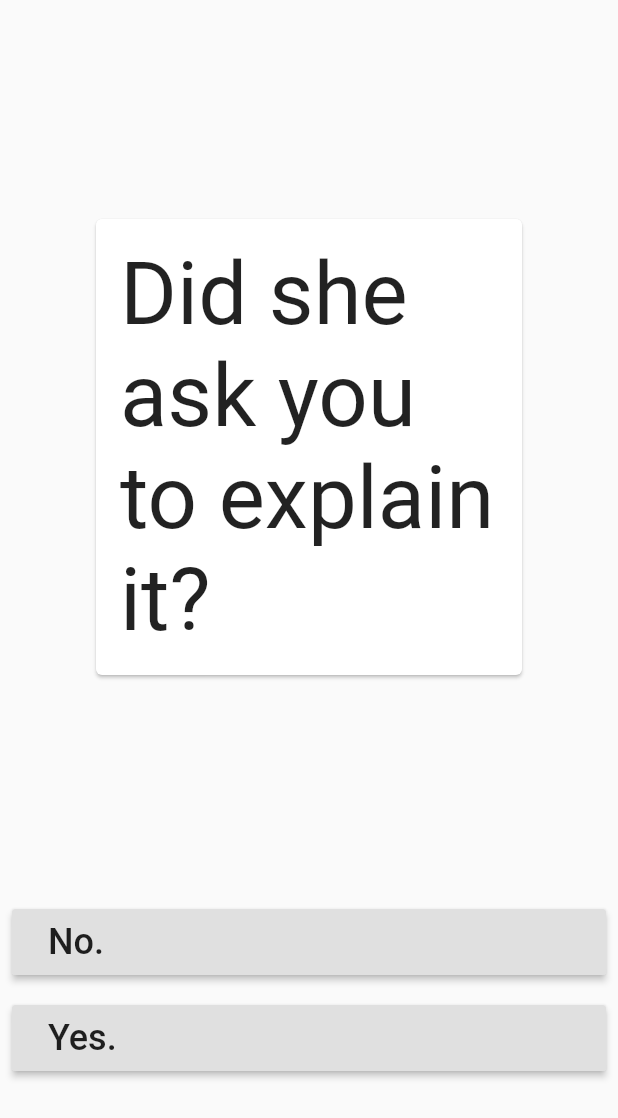
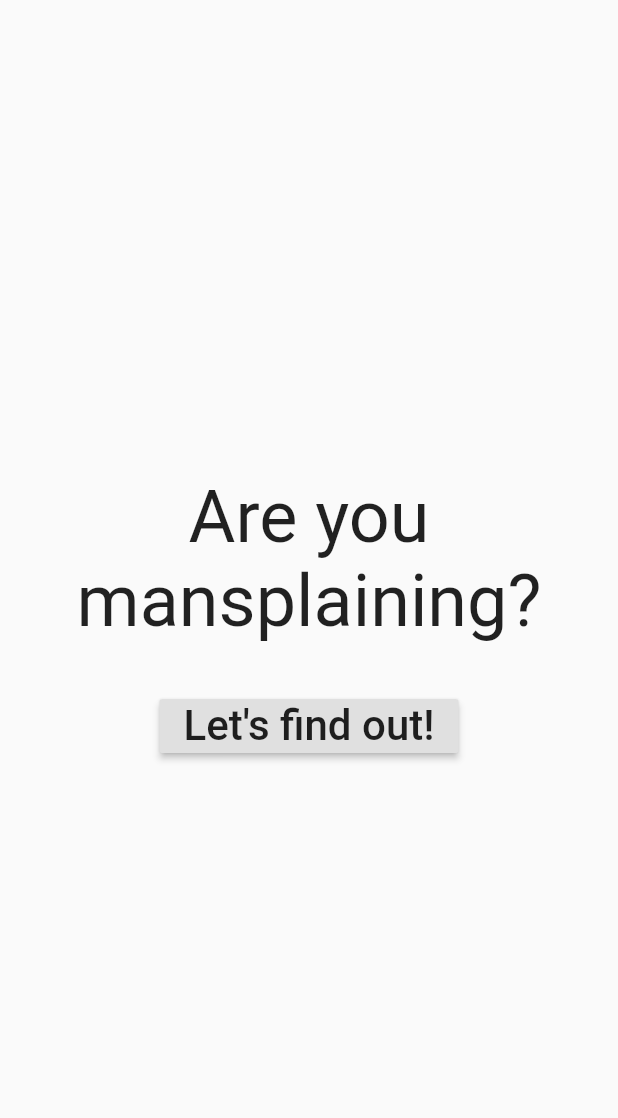
Before and after one commit to ariedov/flutter_are_you_mansplaining, a Flutter app: the screen it shows after launch, on a phone screen of 412 x 824 dp. Shown: the top 1118 px of the screen. Run offline on Flutter 3.47's test engine with Material 2 defaults, Android fonts, the phone set to English and light mode, and no system bars; drawn by our look-alikes of auto_size_text.

Commit message:
adds an initial screen

```diff
--- a/lib/logic/navigator.dart
+++ b/lib/logic/navigator.dart
@@ -3,6 +3,8 @@ import 'package:mansplaining/logic/exceptions.dart';
 import 'package:mansplaining/logic/screens.dart';
 
 class NavigatorReducer {
+
+  Screen get first => new DidSheAskToExplainThisScreen();
 
   Screen navigate(Screen screen, Action action) {
     switch (screen.runtimeType) {
--- /dev/null
+++ b/lib/ui/initial_screen.dart
@@ -0,0 +1,36 @@
+import 'package:flutter/material.dart';
+
+class InitialScreenWidget extends StatelessWidget {
+
+  final VoidCallback startFlowCallback;
+
+  const InitialScreenWidget({Key key, this.startFlowCallback}) : super(key: key);
+
+  @override
+  Widget build(BuildContext context) {
+    return Scaffold(
+      body: Column(
+        mainAxisAlignment: MainAxisAlignment.center,
+        crossAxisAlignment: CrossAxisAlignment.center,
+        children: <Widget>[
+          Padding(
+            padding: EdgeInsets.symmetric(horizontal: 16.0),
+            child: Text(
+              "Are you mansplaining?",
+              style: TextStyle(fontSize: 48.0),
+              textAlign: TextAlign.center,
+            ),
+          ),
+          SizedBox(height: 32.0),
+          RaisedButton(
+            child: Text(
+                "Let's find out!",
+                style: TextStyle(fontSize: 28.0),
+            ),
+            onPressed: startFlowCallback,
+          ),
+        ],
+      ),
+    );
+  }
+}
```
Also changed, not shown: lib/main.dart (+16 -17 lines), 1 other file.
